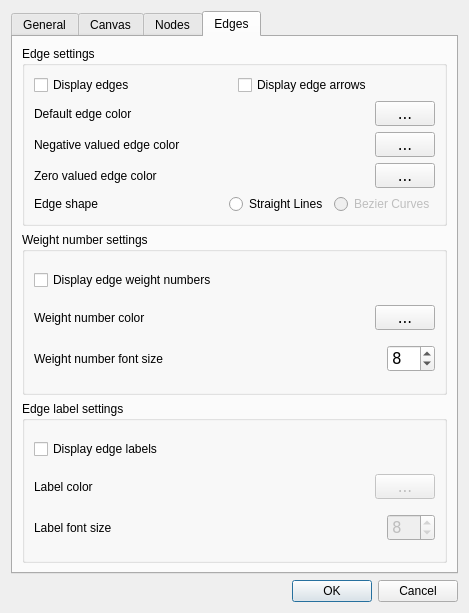
First picture: the form in src/forms/dialogsettings.ui, repository socnetv/app, before the edit.
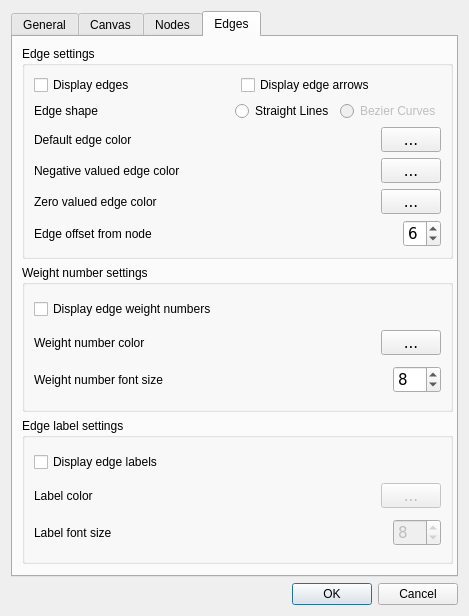
Second picture: the form after the edit. The open tabs and pages were chosen to show the change. Icons and pictures are not drawn.

Commit message: Close #56: added edge offset option in Settings dialog

Patch:
```diff
--- a/src/forms/dialogsettings.ui
+++ b/src/forms/dialogsettings.ui
@@ -7,24 +7,14 @@
     <x>0</x>
     <y>0</y>
     <width>469</width>
-    <height>613</height>
+    <height>616</height>
    </rect>
   </property>
   <property name="windowTitle">
    <string>Settings &amp; Preferences</string>
   </property>
   <layout class="QGridLayout" name="gridLayout_9">
-   <item row="2" column="0">
-    <widget class="QDialogButtonBox" name="buttonBox">
-     <property name="orientation">
-      <enum>Qt::Horizontal</enum>
-     </property>
-     <property name="standardButtons">
-      <set>QDialogButtonBox::Cancel|QDialogButtonBox::Ok</set>
-     </property>
-    </widget>
-   </item>
-   <item row="1" column="0">
+   <item row="0" column="0">
     <widget class="QTabWidget" name="tabWidget">
      <property name="currentIndex">
       <number>0</number>
@@ -1401,13 +1391,22 @@
       <attribute name="title">
        <string>Edges</string>
       </attribute>
-      <layout class="QGridLayout" name="gridLayout_10">
-       <item row="0" column="0">
+      <widget class="QWidget" name="layoutWidget">
+       <property name="geometry">
+        <rect>
+         <x>9</x>
+         <y>9</y>
+         <width>431</width>
+         <height>518</height>
+        </rect>
+       </property>
+       <layout class="QVBoxLayout" name="verticalLayout_2">
+        <item>
         <widget class="QGroupBox" name="groupBox_8">
          <property name="title">
           <string>Edge settings</string>
          </property>
-         <layout class="QVBoxLayout" name="verticalLayout_2">
+          <layout class="QVBoxLayout" name="verticalLayout_6">
           <item>
            <layout class="QHBoxLayout" name="horizontalLayout_20">
             <item>
@@ -1438,6 +1437,71 @@
             </item>
            </layout>
           </item>
+           <item>
+            <layout class="QHBoxLayout" name="horizontalLayout_14">
+             <item>
+              <widget class="QLabel" name="label_14">
+               <property name="toolTip">
+                <string>&lt;html&gt;&lt;head/&gt;&lt;body&gt;&lt;p&gt;&lt;span style=&quot; font-weight:600;&quot;&gt;Default edge shape&lt;/span&gt;&lt;/p&gt;&lt;p&gt;Select the default edge shape for all edges. &lt;/p&gt;&lt;p&gt;Edges can be either straight lines (default) or bezier curves.&lt;/p&gt;&lt;p&gt;This will apply to all existing edgesimmediately.&lt;/p&gt;&lt;p&gt;Once you press OK, the default edge shape will be saved and it will be used in all future SocNetV sessions.&lt;/p&gt;&lt;/body&gt;&lt;/html&gt;</string>
+               </property>
+               <property name="whatsThis">
+                <string>&lt;html&gt;&lt;head/&gt;&lt;body&gt;&lt;p&gt;&lt;span style=&quot; font-weight:600;&quot;&gt;Default edge shape&lt;/span&gt;&lt;/p&gt;&lt;p&gt;Select the default edge shape for all edges. &lt;/p&gt;&lt;p&gt;Edges can be either straight lines (default) or bezier curves.&lt;/p&gt;&lt;p&gt;This will apply to all existing edgesimmediately.&lt;/p&gt;&lt;p&gt;Once you press OK, the default edge shape will be saved and it will be used in all future SocNetV sessions.&lt;/p&gt;&lt;/body&gt;&lt;/html&gt;</string>
+               </property>
+               <property name="text">
+                <string>Edge shape</string>
+               </property>
+              </widget>
+             </item>
+             <item>
+              <spacer name="horizontalSpacer_14">
+               <property name="font">
+                <font>
+                 <family>DejaVu Sans</family>
+                 <pointsize>11</pointsize>
+                </font>
+               </property>
+               <property name="orientation">
+                <enum>Qt::Horizontal</enum>
+               </property>
+               <property name="sizeHint" stdset="0">
+                <size>
+                 <width>40</width>
+                 <height>20</height>
+                </size>
+               </property>
+              </spacer>
+             </item>
+             <item>
+              <widget class="QRadioButton" name="edgeShapeRadioStraightLine">
+               <property name="toolTip">
+                <string>&lt;html&gt;&lt;head/&gt;&lt;body&gt;&lt;p&gt;&lt;span style=&quot; font-weight:600;&quot;&gt;Default edge shape&lt;/span&gt;&lt;/p&gt;&lt;p&gt;Select the default edge shape for all edges. &lt;/p&gt;&lt;p&gt;Edges can be either straight lines (default) or bezier curves.&lt;/p&gt;&lt;p&gt;This will apply to all existing edgesimmediately.&lt;/p&gt;&lt;p&gt;Once you press OK, the default edge shape will be saved and it will be used in all future SocNetV sessions.&lt;/p&gt;&lt;/body&gt;&lt;/html&gt;</string>
+               </property>
+               <property name="whatsThis">
+                <string>&lt;html&gt;&lt;head/&gt;&lt;body&gt;&lt;p&gt;&lt;span style=&quot; font-weight:600;&quot;&gt;Default edge shape&lt;/span&gt;&lt;/p&gt;&lt;p&gt;Select the default edge shape for all edges. &lt;/p&gt;&lt;p&gt;Edges can be either straight lines (default) or bezier curves.&lt;/p&gt;&lt;p&gt;This will apply to all existing edgesimmediately.&lt;/p&gt;&lt;p&gt;Once you press OK, the default edge shape will be saved and it will be used in all future SocNetV sessions.&lt;/p&gt;&lt;/body&gt;&lt;/html&gt;</string>
+               </property>
+               <property name="text">
+                <string>Straight Lines</string>
+               </property>
+              </widget>
+             </item>
+             <item>
+              <widget class="QRadioButton" name="edgeShapeRadioBezier">
+               <property name="enabled">
+                <bool>false</bool>
+               </property>
+               <property name="toolTip">
+                <string>&lt;html&gt;&lt;head/&gt;&lt;body&gt;&lt;p&gt;&lt;span style=&quot; font-weight:600;&quot;&gt;Default edge shape&lt;/span&gt;&lt;/p&gt;&lt;p&gt;Select the default edge shape for all edges. &lt;/p&gt;&lt;p&gt;Edges can be either straight lines (default) or bezier curves.&lt;/p&gt;&lt;p&gt;This will apply to all existing edgesimmediately.&lt;/p&gt;&lt;p&gt;Once you press OK, the default edge shape will be saved and it will be used in all future SocNetV sessions.&lt;/p&gt;&lt;/body&gt;&lt;/html&gt;</string>
+               </property>
+               <property name="whatsThis">
+                <string>&lt;html&gt;&lt;head/&gt;&lt;body&gt;&lt;p&gt;&lt;span style=&quot; font-weight:600;&quot;&gt;Default edge shape&lt;/span&gt;&lt;/p&gt;&lt;p&gt;Select the default edge shape for all edges. &lt;/p&gt;&lt;p&gt;Edges can be either straight lines (default) or bezier curves.&lt;/p&gt;&lt;p&gt;This will apply to all existing edgesimmediately.&lt;/p&gt;&lt;p&gt;Once you press OK, the default edge shape will be saved and it will be used in all future SocNetV sessions.&lt;/p&gt;&lt;/body&gt;&lt;/html&gt;</string>
+               </property>
+               <property name="text">
+                <string>Bezier Curves</string>
+               </property>
+              </widget>
+             </item>
+            </layout>
+           </item>
           <item>
            <layout class="QHBoxLayout" name="horizontalLayout_13">
             <item>
@@ -1649,22 +1713,16 @@
            </layout>
           </item>
           <item>
-           <layout class="QHBoxLayout" name="horizontalLayout_14">
+            <layout class="QHBoxLayout" name="horizontalLayout_24">
             <item>
-             <widget class="QLabel" name="label_14">
-              <property name="toolTip">
-               <string>&lt;html&gt;&lt;head/&gt;&lt;body&gt;&lt;p&gt;&lt;span style=&quot; font-weight:600;&quot;&gt;Default edge shape&lt;/span&gt;&lt;/p&gt;&lt;p&gt;Select the default edge shape for all edges. &lt;/p&gt;&lt;p&gt;Edges can be either straight lines (default) or bezier curves.&lt;/p&gt;&lt;p&gt;This will apply to all existing edgesimmediately.&lt;/p&gt;&lt;p&gt;Once you press OK, the default edge shape will be saved and it will be used in all future SocNetV sessions.&lt;/p&gt;&lt;/body&gt;&lt;/html&gt;</string>
-              </property>
-              <property name="whatsThis">
-               <string>&lt;html&gt;&lt;head/&gt;&lt;body&gt;&lt;p&gt;&lt;span style=&quot; font-weight:600;&quot;&gt;Default edge shape&lt;/span&gt;&lt;/p&gt;&lt;p&gt;Select the default edge shape for all edges. &lt;/p&gt;&lt;p&gt;Edges can be either straight lines (default) or bezier curves.&lt;/p&gt;&lt;p&gt;This will apply to all existing edgesimmediately.&lt;/p&gt;&lt;p&gt;Once you press OK, the default edge shape will be saved and it will be used in all future SocNetV sessions.&lt;/p&gt;&lt;/body&gt;&lt;/html&gt;</string>
-              </property>
+              <widget class="QLabel" name="label_23">
               <property name="text">
-               <string>Edge shape</string>
+                <string>Edge offset from node</string>
               </property>
              </widget>
             </item>
             <item>
-             <spacer name="horizontalSpacer_14">
+              <spacer name="horizontalSpacer_23">
               <property name="font">
                <font>
                 <family>DejaVu Sans</family>
@@ -1683,40 +1741,39 @@
              </spacer>
             </item>
             <item>
-             <widget class="QRadioButton" name="edgeShapeRadioStraightLine">
+              <widget class="QSpinBox" name="edgeOffsetFromNodeSpin">
+               <property name="font">
+                <font>
+                 <family>DejaVu Sans</family>
+                 <pointsize>11</pointsize>
+                </font>
+               </property>
+               <property name="cursor">
+                <cursorShape>SizeVerCursor</cursorShape>
+               </property>
               <property name="toolTip">
                <string>&lt;html&gt;&lt;head/&gt;&lt;body&gt;&lt;p&gt;&lt;span style=&quot; font-weight:600;&quot;&gt;Default edge shape&lt;/span&gt;&lt;/p&gt;&lt;p&gt;Select the default edge shape for all edges. &lt;/p&gt;&lt;p&gt;Edges can be either straight lines (default) or bezier curves.&lt;/p&gt;&lt;p&gt;This will apply to all existing edgesimmediately.&lt;/p&gt;&lt;p&gt;Once you press OK, the default edge shape will be saved and it will be used in all future SocNetV sessions.&lt;/p&gt;&lt;/body&gt;&lt;/html&gt;</string>
               </property>
               <property name="whatsThis">
-               <string>&lt;html&gt;&lt;head/&gt;&lt;body&gt;&lt;p&gt;&lt;span style=&quot; font-weight:600;&quot;&gt;Default edge shape&lt;/span&gt;&lt;/p&gt;&lt;p&gt;Select the default edge shape for all edges. &lt;/p&gt;&lt;p&gt;Edges can be either straight lines (default) or bezier curves.&lt;/p&gt;&lt;p&gt;This will apply to all existing edgesimmediately.&lt;/p&gt;&lt;p&gt;Once you press OK, the default edge shape will be saved and it will be used in all future SocNetV sessions.&lt;/p&gt;&lt;/body&gt;&lt;/html&gt;</string>
-              </property>
-              <property name="text">
-               <string>Straight Lines</string>
-              </property>
+                <string>&lt;html&gt;&lt;head/&gt;&lt;body&gt;&lt;p&gt;&lt;span style=&quot; font-weight:600;&quot;&gt;Edge offset from node &lt;/span&gt;&lt;/p&gt;&lt;p&gt;Changes the offset of each edge from each source and target nodes. rs.&lt;/p&gt;&lt;p&gt;Any change to this setting will apply to all existing edges immediately.&lt;/p&gt;&lt;p&gt;This is a permanent setting. Once you press OK, it will be saved and used in all future SocNetV sessions when creating new edges.&lt;/p&gt;&lt;/body&gt;&lt;/html&gt;</string>
+               </property>
+               <property name="minimum">
+                <number>1</number>
+               </property>
+               <property name="maximum">
+                <number>8</number>
+               </property>
+               <property name="value">
+                <number>6</number>
+               </property>
+              </widget>
+             </item>
+            </layout>
+           </item>
+          </layout>
              </widget>
             </item>
             <item>
-             <widget class="QRadioButton" name="edgeShapeRadioBezier">
-              <property name="enabled">
-               <bool>false</bool>
-              </property>
-              <property name="toolTip">
-               <string>&lt;html&gt;&lt;head/&gt;&lt;body&gt;&lt;p&gt;&lt;span style=&quot; font-weight:600;&quot;&gt;Default edge shape&lt;/span&gt;&lt;/p&gt;&lt;p&gt;Select the default edge shape for all edges. &lt;/p&gt;&lt;p&gt;Edges can be either straight lines (default) or bezier curves.&lt;/p&gt;&lt;p&gt;This will apply to all existing edgesimmediately.&lt;/p&gt;&lt;p&gt;Once you press OK, the default edge shape will be saved and it will be used in all future SocNetV sessions.&lt;/p&gt;&lt;/body&gt;&lt;/html&gt;</string>
-              </property>
-              <property name="whatsThis">
-               <string>&lt;html&gt;&lt;head/&gt;&lt;body&gt;&lt;p&gt;&lt;span style=&quot; font-weight:600;&quot;&gt;Default edge shape&lt;/span&gt;&lt;/p&gt;&lt;p&gt;Select the default edge shape for all edges. &lt;/p&gt;&lt;p&gt;Edges can be either straight lines (default) or bezier curves.&lt;/p&gt;&lt;p&gt;This will apply to all existing edgesimmediately.&lt;/p&gt;&lt;p&gt;Once you press OK, the default edge shape will be saved and it will be used in all future SocNetV sessions.&lt;/p&gt;&lt;/body&gt;&lt;/html&gt;</string>
-              </property>
-              <property name="text">
-               <string>Bezier Curves</string>
-              </property>
-             </widget>
-            </item>
-           </layout>
-          </item>
-         </layout>
-        </widget>
-       </item>
-       <item row="1" column="0">
         <widget class="QGroupBox" name="groupBox_10">
          <property name="title">
           <string>Weight number settings</string>
@@ -1857,7 +1914,7 @@
          </layout>
         </widget>
        </item>
-       <item row="2" column="0">
+        <item>
         <widget class="QGroupBox" name="groupBox_9">
          <property name="title">
           <string>Edge label settings</string>
@@ -1997,6 +2054,17 @@
        </item>
       </layout>
      </widget>
+     </widget>
+    </widget>
+   </item>
+   <item row="1" column="0">
+    <widget class="QDialogButtonBox" name="buttonBox">
+     <property name="orientation">
+      <enum>Qt::Horizontal</enum>
+     </property>
+     <property name="standardButtons">
+      <set>QDialogButtonBox::Cancel|QDialogButtonBox::Ok</set>
+     </property>
     </widget>
    </item>
   </layout>
```
Left out of the diff: 2 changed lines with no effect on the pictures. Lines whose indentation alone changed are shown as unchanged. The commit also changes 8 other files.
